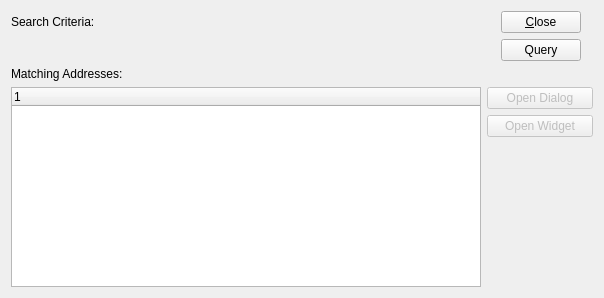
Qt form share/sample_scripts/addressQBE.ui (Pegasus-RPG/xtuple-client) before a commit.
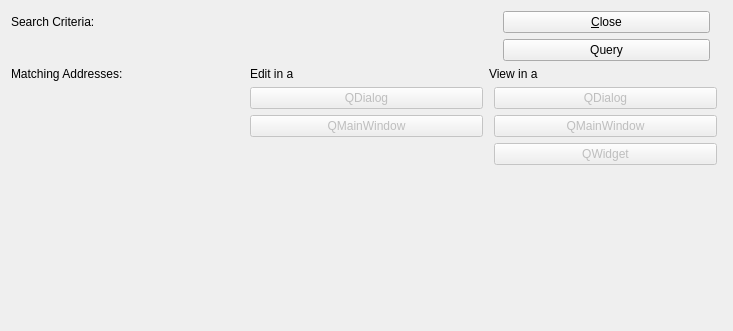
The same form after that commit. Custom widgets are drawn as their Qt base class.

The edit to the form file:
```diff
--- a/share/sample_scripts/addressQBE.ui
+++ b/share/sample_scripts/addressQBE.ui
@@ -5,8 +5,8 @@
    <rect>
     <x>0</x>
     <y>0</y>
-    <width>604</width>
-    <height>298</height>
+    <width>733</width>
+    <height>331</height>
    </rect>
   </property>
   <property name="windowTitle" >
@@ -20,7 +20,7 @@
      </property>
     </widget>
    </item>
-   <item rowspan="2" row="0" column="1" >
+   <item rowspan="2" row="0" column="2" >
     <layout class="QVBoxLayout" name="verticalLayout" >
      <property name="leftMargin" >
       <number>14</number>
@@ -60,7 +60,7 @@
      </item>
     </layout>
    </item>
-   <item row="1" column="0" >
+   <item row="1" column="0" colspan="2" >
     <widget class="AddressCluster" name="_searchMe" />
    </item>
    <item row="3" column="0" >
@@ -74,17 +74,17 @@
         <bool>false</bool>
        </property>
        <property name="text" >
-        <string>Open Dialog</string>
+        <string>QDialog</string>
        </property>
       </widget>
      </item>
      <item>
-      <widget class="QPushButton" name="_coords" >
+      <widget class="QPushButton" name="_editW" >
        <property name="enabled" >
         <bool>false</bool>
        </property>
        <property name="text" >
-        <string>Open Widget</string>
+        <string>QMainWindow</string>
        </property>
       </widget>
      </item>
@@ -110,17 +110,84 @@
      </property>
     </widget>
    </item>
+   <item row="3" column="2" >
+    <layout class="QVBoxLayout" name="verticalLayout_3" >
+     <property name="leftMargin" >
+      <number>5</number>
+     </property>
+     <property name="rightMargin" >
+      <number>5</number>
+     </property>
+     <item>
+      <widget class="QPushButton" name="_viewD" >
+       <property name="enabled" >
+        <bool>false</bool>
+       </property>
+       <property name="text" >
+        <string>QDialog</string>
+       </property>
+      </widget>
+     </item>
+     <item>
+      <widget class="QPushButton" name="_viewW" >
+       <property name="enabled" >
+        <bool>false</bool>
+       </property>
+       <property name="text" >
+        <string>QMainWindow</string>
+       </property>
+      </widget>
+     </item>
+     <item>
+      <widget class="QPushButton" name="_coords" >
+       <property name="enabled" >
+        <bool>false</bool>
+       </property>
+       <property name="text" >
+        <string>QWidget</string>
+       </property>
+      </widget>
+     </item>
+     <item>
+      <spacer name="verticalSpacer_3" >
+       <property name="orientation" >
+        <enum>Qt::Vertical</enum>
+       </property>
+       <property name="sizeHint" stdset="0" >
+        <size>
+         <width>20</width>
+         <height>40</height>
+        </size>
+       </property>
+      </spacer>
+     </item>
+    </layout>
+   </item>
+   <item row="2" column="1" >
+    <widget class="QLabel" name="_editLit" >
+     <property name="text" >
+      <string>Edit in a</string>
+     </property>
+    </widget>
+   </item>
+   <item row="2" column="2" >
+    <widget class="QLabel" name="_viewLit" >
+     <property name="text" >
+      <string>View in a</string>
+     </property>
+    </widget>
+   </item>
   </layout>
  </widget>
  <customwidgets>
   <customwidget>
    <class>AddressCluster</class>
-   <extends>QWidget</extends>
+   <extends></extends>
    <header>addresscluster.h</header>
   </customwidget>
   <customwidget>
    <class>XTreeWidget</class>
-   <extends>QTreeWidget</extends>
+   <extends></extends>
    <header>xtreewidget.h</header>
   </customwidget>
  </customwidgets>
```
Left out of the diff: 52 changed lines with no effect on the pictures.
